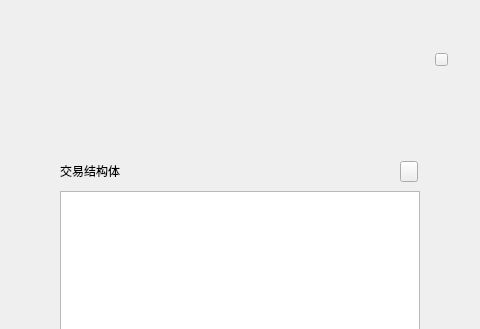
Old version of the form XWCWallet/dialog/TransactionResultDialog.ui in the repository Whitecoin-Owner/Whitecoin-qt; both pictures show x 240 to 720 and y 0 to 329 of the 960 by 543 pixel window.
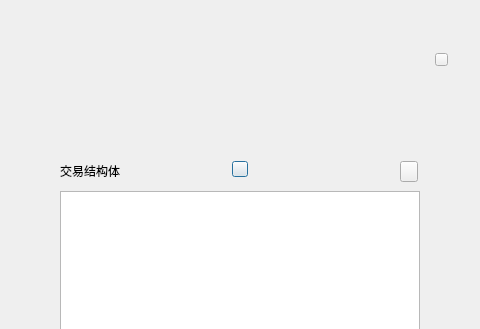
New version of the form. Icons and pictures are not drawn.

Diff of the .ui file:
```diff
--- a/XWCWallet/dialog/TransactionResultDialog.ui
+++ b/XWCWallet/dialog/TransactionResultDialog.ui
@@ -154,6 +154,25 @@
       <string/>
      </property>
     </widget>
+    <widget class="QPushButton" name="detailBtn">
+     <property name="geometry">
+      <rect>
+       <x>212</x>
+       <y>120</y>
+       <width>16</width>
+       <height>16</height>
+      </rect>
+     </property>
+     <property name="cursor">
+      <cursorShape>PointingHandCursor</cursorShape>
+     </property>
+     <property name="styleSheet">
+      <string notr="true">border-image: url(:/ui/wallet_ui/more.png);</string>
+     </property>
+     <property name="text">
+      <string/>
+     </property>
+    </widget>
    </widget>
   </widget>
  </widget>
```
